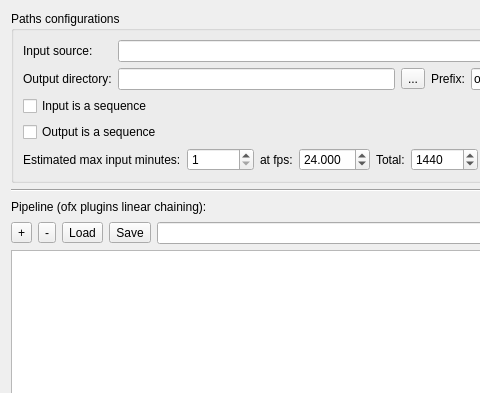
Before: the Qt Designer form applications/kaliscope_qt/src/settings/ui/RecordingSettingsDialog.ui in edubois/kaliscope, drawn with Qt 5; both pictures show x 0 to 480 and y 0 to 393 of the 722 by 481 pixel window.
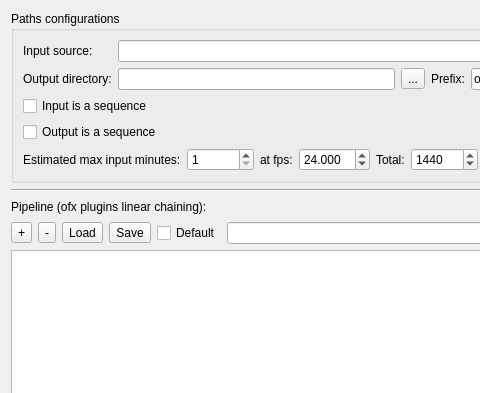
After: the same form once the commit is applied. Icons and pictures are not drawn.

Commit message: kaliscope-qt: added default preset handling.

What changed in the file:
```diff
--- a/applications/kaliscope_qt/src/settings/ui/RecordingSettingsDialog.ui
+++ b/applications/kaliscope_qt/src/settings/ui/RecordingSettingsDialog.ui
@@ -326,6 +326,19 @@
        </property>
       </widget>
      </item>
+     <item>
+      <widget class="QCheckBox" name="cbDefault">
+       <property name="sizePolicy">
+        <sizepolicy hsizetype="Maximum" vsizetype="Fixed">
+         <horstretch>0</horstretch>
+         <verstretch>0</verstretch>
+        </sizepolicy>
+       </property>
+       <property name="text">
+        <string>Default</string>
+       </property>
+      </widget>
+     </item>
      <item>
       <widget class="QComboBox" name="comboPresets">
        <property name="toolTip">
```
The commit also changes 4 other files.
